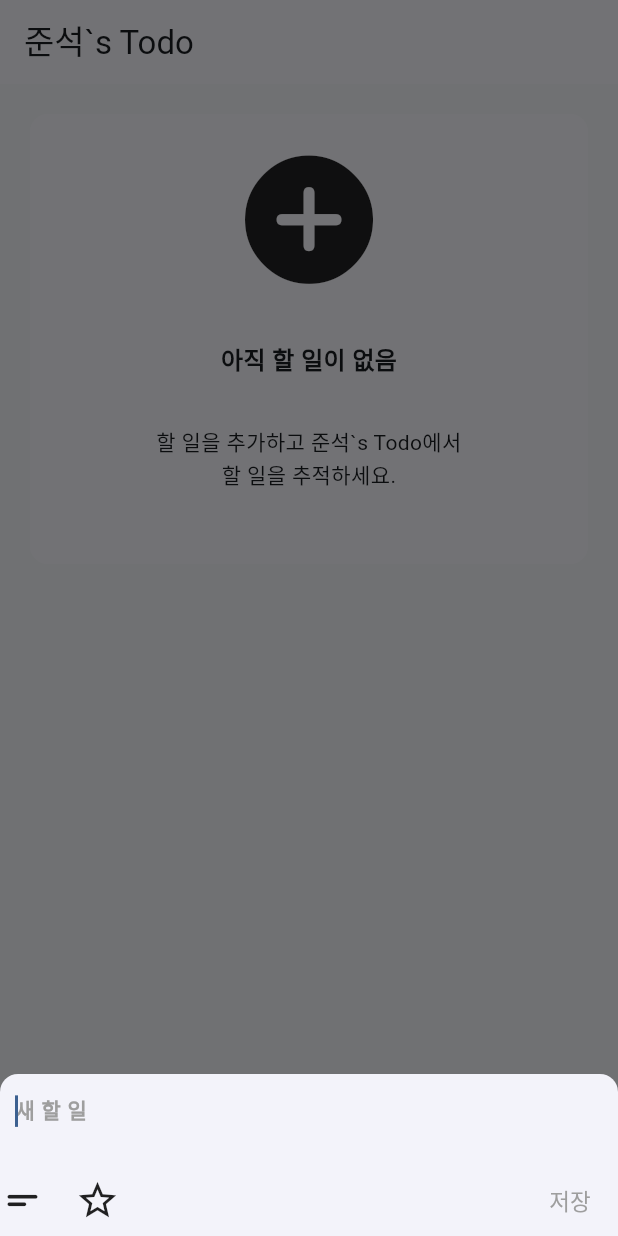
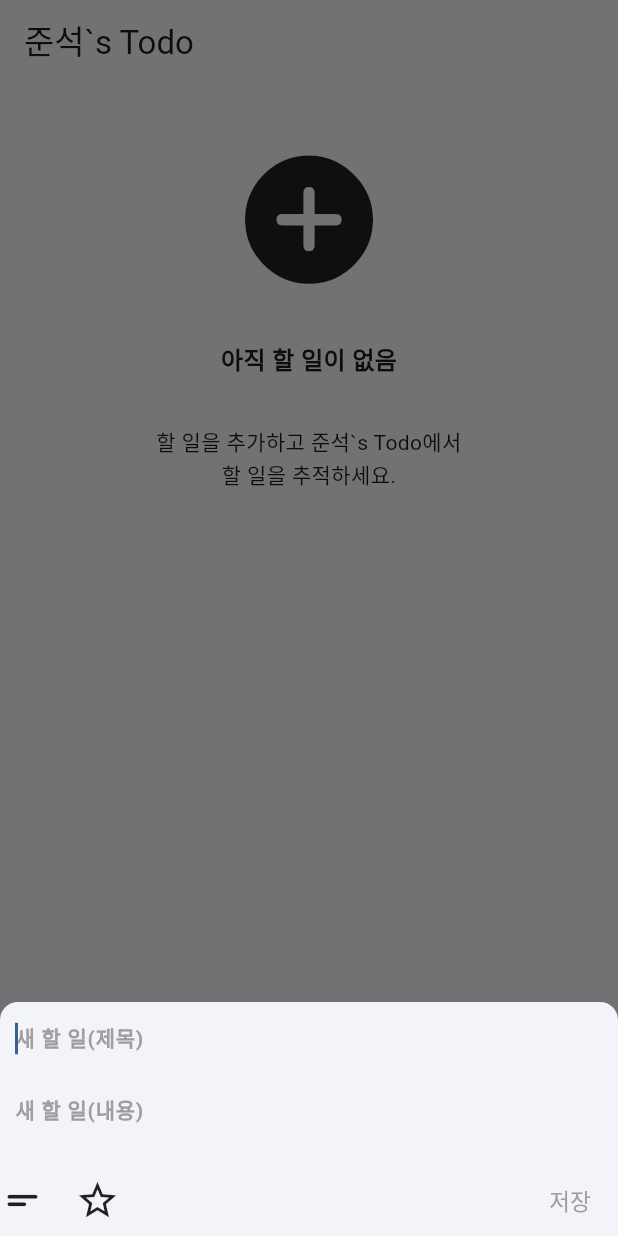
Before and after one commit to junseok1925/flutter_tasks_app_ver2, a Flutter app: the screen it shows after launch, after a tap on an icon or button, on a phone screen of 412 x 824 dp. Run offline on Flutter 3.47's test engine with Material 3 defaults, Android fonts, the phone set to English and light mode, and no system bars; our stand-ins replace cloud_firestore, firebase_core, go_router; accounts and stored records are empty.

Commit message:
feat : theme, todo_detail

```diff
--- /dev/null
+++ b/devtools_options.yaml
@@ -0,0 +1,3 @@
+description: This file stores settings for Dart & Flutter DevTools.
+documentation: https://docs.flutter.dev/tools/devtools/extensions#configure-extension-enablement-states
+extensions:
--- a/lib/data/todo_repository.dart
+++ b/lib/data/todo_repository.dart
@@ -33,9 +33,10 @@ class TodoRepository {
     );
   }
 
-  Future<void> addTodo(String title) async {
+  Future<void> addTodo(String title, String content) async {
     await _collection.add({
       'title': title,
+      'content': content,
       'isDone': false,
       'createdAt': DateTime.now().toIso8601String(),
     });
--- a/lib/floatingActionBTN_widget.dart
+++ b/lib/floatingActionBTN_widget.dart
@@ -4,10 +4,15 @@ import 'package:flutter/material.dart';
 
 class FloatingActionBTNWidget extends StatelessWidget {
   final VoidCallback onCreate;
-  final TextEditingController controller;
+  final TextEditingController titleController;
+  final TextEditingController contentController;
 
-  const FloatingActionBTNWidget(
-      {super.key, required this.onCreate, required this.controller});
+  const FloatingActionBTNWidget({
+    super.key,
+    required this.onCreate,
+    required this.titleController,
+    required this.contentController,
+  });
 
   @override
   Widget build(BuildContext context) {
@@ -30,7 +35,7 @@ class FloatingActionBTNWidget extends StatelessWidget {
                 mainAxisSize: MainAxisSize.min,
                 children: [
                   TextField(
-                    controller: controller,
+                    controller: titleController,
                     autofocus: true,
                     style: const TextStyle(
                       fontSize: 14,
@@ -41,7 +46,25 @@ class FloatingActionBTNWidget extends StatelessWidget {
                       Navigator.pop(context);
                     },
                     decoration: InputDecoration(
-                      hintText: "새 할 일",
+                      hintText: "새 할 일(제목)",
+                      contentPadding: EdgeInsets.symmetric(horizontal: 10),
+                      hintStyle: TextStyle(color: Colors.grey),
+                      border: InputBorder.none,
+                    ),
+                  ),
+                  TextField(
+                    controller: contentController,
+                    autofocus: true,
+                    style: const TextStyle(
+                      fontSize: 14,
+                      fontWeight: FontWeight.bold,
+                    ),
+                    onSubmitted: (title) {
+                      onCreate();
+                      Navigator.pop(context);
+                    },
+                    decoration: InputDecoration(
+                      hintText: "새 할 일(내용))",
                       contentPadding: EdgeInsets.symmetric(horizontal: 10),
                       hintStyle: TextStyle(color: Colors.grey),
                       border: InputBorder.none,
--- a/lib/home_page.dart
+++ b/lib/home_page.dart
@@ -5,6 +5,7 @@ import 'package:flutter_tasks_app_ver2/todo.dart';
 import 'package:flutter_tasks_app_ver2/todo_app_widget.dart';
 import 'package:flutter_tasks_app_ver2/todo_widget.dart';
 import 'package:flutter_tasks_app_ver2/viewmodels/todo_view_model.dart';
+import 'package:go_router/go_router.dart';
 import 'package:provider/provider.dart';
 
 // 앱실행 시 가장 먼저 보이는 화면 구성
@@ -14,44 +15,51 @@ class HomePage extends StatefulWidget {
 }
 
 class _HomePageState extends State<HomePage> {
-  final TextEditingController controller = TextEditingController();
+  final TextEditingController titleController = TextEditingController();
+  final TextEditingController contentController = TextEditingController();
 
   Future<void> _onCreate(BuildContext context) async {
-    await context.read<TodoViewModel>().addTodo(controller.text);
-    controller.clear();
+    await context.read<TodoViewModel>().addTodo(
+      titleController.text,
+      contentController.text,
+    );
+
+    // 입력값 초기화
+    titleController.clear();
+    contentController.clear();
   }
 
   @override
   void dispose() {
-    controller.dispose();
-    // 이 위젯이 사라질때 메모리 누수 방지
+    titleController.dispose();
+    contentController.dispose();
     super.dispose();
   }
 
   @override
   Widget build(BuildContext context) {
     return GestureDetector(
-      // 키보드가 올라왔을 때 빈공간을 터치하면 키보드가 내려가도록 GestureDetector 위젯으로 감싼 후 onTap 함수 작성
       onTap: () {
         FocusScope.of(context).unfocus();
       },
       child: Scaffold(
         backgroundColor: Theme.of(context).scaffoldBackgroundColor,
-        // 키보드 올라와도 FloatingActionButton 고정 true면 미세하게 키보드와 함께 올라옴
         resizeToAvoidBottomInset: false,
         appBar: AppBar(title: Text('준석`s Todo')),
-        // 할 일 목록 리스트 생성 ( 만약 할 일 목록(todoList)이 비었다면 AddTodoWidget 위젯 보여주기)
         body: Consumer<TodoViewModel>(
           builder: (context, viewModel, _) {
             if (viewModel.isLoading) {
               return const Center(child: CircularProgressIndicator());
             }
+
             if (viewModel.todos.isEmpty) {
               return AddTodoWidget(
                 onCreate: () => _onCreate(context),
-                controller: controller,
+                titleController: titleController,
+                contentController: contentController,
               );
             }
+
             return NotificationListener<ScrollNotification>(
               onNotification: (notification) {
                 if (notification.metrics.pixels >=
@@ -71,10 +79,10 @@ class _HomePageState extends State<HomePage> {
                     right: 20,
                     bottom: 200,
                   ),
-                  separatorBuilder: (context, index) =>
-                      SizedBox(height: 20), // 각 리스트 아이템 사이사이에 들어가게 되서 공간 띄어줌
+                  separatorBuilder: (context, index) => SizedBox(height: 20),
                   itemCount:
-                      viewModel.todos.length + (viewModel.isLoadingMore ? 1 : 0),
+                      viewModel.todos.length +
+                      (viewModel.isLoadingMore ? 1 : 0),
                   itemBuilder: (context, index) {
                     if (index >= viewModel.todos.length) {
                       return const Padding(
@@ -82,22 +90,25 @@ class _HomePageState extends State<HomePage> {
                         child: Center(child: CircularProgressIndicator()),
                       );
                     }
+
                     Todo todo = viewModel.todos[index];
+
                     return GestureDetector(
-                      // 체크박스 탭
-                      onTap: () async {
-                        await context.read<TodoViewModel>().toggleTodo(todo);
+                      // 리스트 전체 클릭 → 상세 페이지 이동
+                      onTap: () {
+                        print('index: $index');
+                        context.push('/todo/${todo.id}');
                       },
+
+                      // 롱프레스 → 삭제
                       onLongPress: () async {
-                        print("꾸욱~");
                         bool result = await showCupertinoDialog(
                           context: context,
-                          barrierDismissible: true, // 팝업창 외 화면 터치하면 팝업창 닫힘
+                          barrierDismissible: true,
                           builder: (context) {
                             return CupertinoAlertDialog(
                               title: Text("일정을 삭제하시겠습니까?"),
                               actions: [
-                                // ios스타일 취소/확인 alert 팝업
                                 CupertinoDialogAction(
                                   onPressed: () {
                                     Navigator.pop(context, false);
@@ -107,7 +118,6 @@ class _HomePageState extends State<HomePage> {
                                     style: TextStyle(color: Colors.red),
                                   ),
                                 ),
-                                // CupertinoDialogAction는 ios스타일 취소/확인 alert 팝업
                                 CupertinoDialogAction(
                                   onPressed: () {
                                     Navigator.pop(context, true);
@@ -122,12 +132,22 @@ class _HomePageState extends State<HomePage> {
                           },
                         );
 
-                        print(result);
                         if (result) {
-                          await context.read<TodoViewModel>().deleteTodo(todo.id);
+                          await context.read<TodoViewModel>().deleteTodo(
+                            todo.id,
+                          );
                         }
                       },
-                      child: TodoWidget(content: todo.title, isDone: todo.isDone),
+
+                      // 실제 TodoWidget 삽입
+                      child: TodoWidget(
+                        content: todo.title,
+                        isDone: todo.isDone,
+                        // 체크박스만 터치하면 실행되는 콜백
+                        onToggle: () async {
+                          await context.read<TodoViewModel>().toggleTodo(todo);
+                        },
+                      ),
                     );
                   },
                 ),
@@ -138,54 +158,9 @@ class _HomePageState extends State<HomePage> {
 
         floatingActionButton: FloatingActionBTNWidget(
           onCreate: () => _onCreate(context),
-          controller: controller,
+          titleController: titleController,
+          contentController: contentController,
         ),
-
-        // bottomSheet: Container(
-        //   color: Colors.white,
-        //   padding: EdgeInsets.only(top: 20, right: 20, left: 20, bottom: 40),
-        //   child: TextField(
-        //     controller: controller,
-        //     maxLines: 1,
-        //     onSubmitted: (value) {
-        //       // Enter로 텍스트 추가
-        //       print(controller.text);
-        //       // 아무런 텍스트를 입력하지 않으면 생성 ㄴㄴ
-        //       if (controller.text != "") {
-        //         onCreate();
-        //       } else {
-        //         print("아무것도 없잖슴~");
-        //       }
-        //     },
-
-        //     decoration: InputDecoration(
-        //       hintText: "적어",
-        //       border: InputBorder.none,
-        //       fillColor: Colors.blue.withValues(alpha: 0.1),
-        //       filled: true,
-        //       suffixIcon: GestureDetector(
-        //         onTap: () {
-        //           print(controller.text);
-        //           // 아무런 텍스트를 입력하지 않으면 생성 ㄴㄴ
-        //           if (controller.text != "") {
-        //             onCreate();
-        //           } else {
-        //             print("아무것도 없잖슴~");
-        //           }
-        //         },
-        //         child: Container(
-        //           margin: EdgeInsets.all(10),
-        //           decoration: BoxDecoration(
-        //             color: Colors.blue,
-        //             shape: BoxShape.circle,
-        //           ),
-        //           child: Icon(Icons.add, color: Colors.white),
-        //         ),
-        //       ),
-        //       suffixIconConstraints: BoxConstraints(),
-        //     ),
-        //   ),
-        // ),
       ),
     );
   }
--- a/lib/main.dart
+++ b/lib/main.dart
@@ -2,6 +2,7 @@ import 'package:firebase_core/firebase_core.dart';
 import 'package:flutter/material.dart';
 import 'package:flutter_tasks_app_ver2/firebase_options.dart';
 import 'package:flutter_tasks_app_ver2/home_page.dart';
+import 'package:flutter_tasks_app_ver2/router.dart';
 import 'package:flutter_tasks_app_ver2/theme.dart';
 import 'package:flutter_tasks_app_ver2/viewmodels/todo_view_model.dart';
 import 'package:provider/provider.dart';
@@ -25,11 +26,11 @@ class MyApp extends StatelessWidget {
   Widget build(BuildContext context) {
     return ChangeNotifierProvider(
       create: (_) => TodoViewModel(repository: TodoRepository())..loadInitial(),
-      child: MaterialApp(
+      child: MaterialApp.router(
         themeMode: ThemeMode.light,
         theme: lightTheme,
         darkTheme: darkTheme,
-        home: HomePage(),
+        routerConfig: router,
       ),
     );
   }
--- /dev/null
+++ b/lib/router.dart
@@ -0,0 +1,31 @@
+import 'package:flutter_tasks_app_ver2/home_page.dart';
+import 'package:flutter_tasks_app_ver2/pages/error_page.dart';
+import 'package:flutter_tasks_app_ver2/todo_detail_page.dart';
+import 'package:go_router/go_router.dart';
+
+final router = GoRouter(
+  initialLocation: '/',
+  routes: [
+    // HOME
+    GoRoute(
+      path: '/',
+      builder: (context, state) => HomePage(),
+
+      routes: [
+        // TODO DETAIL — ex) /todo/ABCD1234
+        GoRoute(
+          path: 'todo/:id',
+          builder: (context, state) {
+            // pathParameters에서 id를 String으로 가져온다
+            final id = state.pathParameters['id'];
+            if (id == null) {
+              return ErrorPage();
+            }
+
+            return TodoDetailPage(id: id);
+          },
+        ),
+      ],
+    ),
+  ],
+);
--- a/lib/todo.dart
+++ b/lib/todo.dart
@@ -1,14 +1,21 @@
 class Todo {
   final String id;
   final String title;
+  final String content;
   final bool isDone;
 
-  const Todo({required this.id, required this.title, required this.isDone});
+  const Todo({
+    required this.id,
+    required this.title,
+    required this.content,
+    required this.isDone,
+  });
 
   factory Todo.fromMap(String id, Map<String, dynamic> data) {
     return Todo(
       id: id,
       title: data['title'] ?? '',
+      content: data['content'] ?? '',
       isDone: data['isDone'] ?? false,
     );
   }
@@ -17,6 +24,7 @@ class Todo {
     return Todo(
       id: id,
       title: title ?? this.title,
+      content: content,
       isDone: isDone ?? this.isDone,
     );
   }
--- a/lib/todo_app_widget.dart
+++ b/lib/todo_app_widget.dart
@@ -4,9 +4,15 @@ import 'package:flutter/material.dart';
 class AddTodoWidget extends StatelessWidget {
   final String titleText = '준석`s Todo';
   final VoidCallback onCreate;
-  final TextEditingController controller;
+  final TextEditingController titleController;
+  final TextEditingController contentController;
 
-  const AddTodoWidget({super.key, required this.onCreate, required this.controller});
+  const AddTodoWidget({
+    super.key,
+    required this.onCreate,
+    required this.titleController,
+    required this.contentController,
+  });
 
   @override
   Widget build(BuildContext context) {
@@ -40,7 +46,7 @@ class AddTodoWidget extends StatelessWidget {
                       mainAxisSize: MainAxisSize.min,
                       children: [
                         TextField(
-                          controller: controller,
+                          controller: titleController,
                           autofocus: true,
                           style: const TextStyle(
                             fontSize: 14,
@@ -51,7 +57,27 @@ class AddTodoWidget extends StatelessWidget {
                             Navigator.pop(context);
                           },
                           decoration: InputDecoration(
-                            hintText: "새 할 일",
+                            hintText: "새 할 일(제목)",
+                            contentPadding: EdgeInsets.symmetric(
+                              horizontal: 10,
+                            ),
+                            hintStyle: TextStyle(color: Colors.grey),
+                            border: InputBorder.none,
+                          ),
+                        ),
+                        TextField(
+                          controller: contentController,
+                          autofocus: true,
+                          style: const TextStyle(
+                            fontSize: 14,
+                            fontWeight: FontWeight.bold,
+                          ),
+                          onSubmitted: (title) {
+                            onCreate();
+                            Navigator.pop(context);
+                          },
+                          decoration: InputDecoration(
+                            hintText: "새 할 일(내용)",
                             contentPadding: EdgeInsets.symmetric(
                               horizontal: 10,
                             ),
--- a/pubspec.yaml
+++ b/pubspec.yaml
@@ -37,6 +37,7 @@ dependencies:
   firebase_core: ^4.1.0
   cloud_firestore: ^6.0.1
   provider: ^6.1.2
+  go_router: ^17.0.0
 
 dev_dependencies:
   flutter_test:
```
Also changed, not shown: lib/pages/custom_theme.dart (added, +72 -0 lines), lib/pages/error_page.dart (added, +11 -0 lines), lib/todo_detail_page.dart (added, +87 -0 lines), lib/todo_widget.dart (+19 -8 lines), lib/viewmodels/todo_view_model.dart (+14 -3 lines), lib/pages/home/home_page.dart (added), lib/pages/todo/todo_item.dart (added), lib/pages/todo/todo_list_view.dart (added), lib/pages/widget/floatingActionBTN_widget.dart (added), lib/pages/widget/todo_app_widget.dart (added), lib/pages/widget/todo_widget.dart (added), pubspec.lock.
